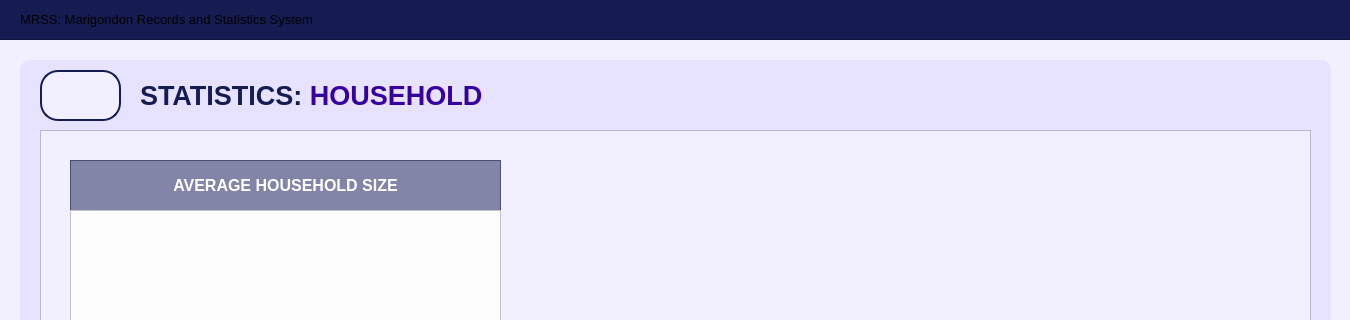
First picture: the form in UI/MainPages/StatisticPages/household.ui, repository Yohhannn/Barangay-Records-Statistics-System, before the edit; both pictures show x 0 to 1350 and y 0 to 320 of the 1350 by 850 pixel window.
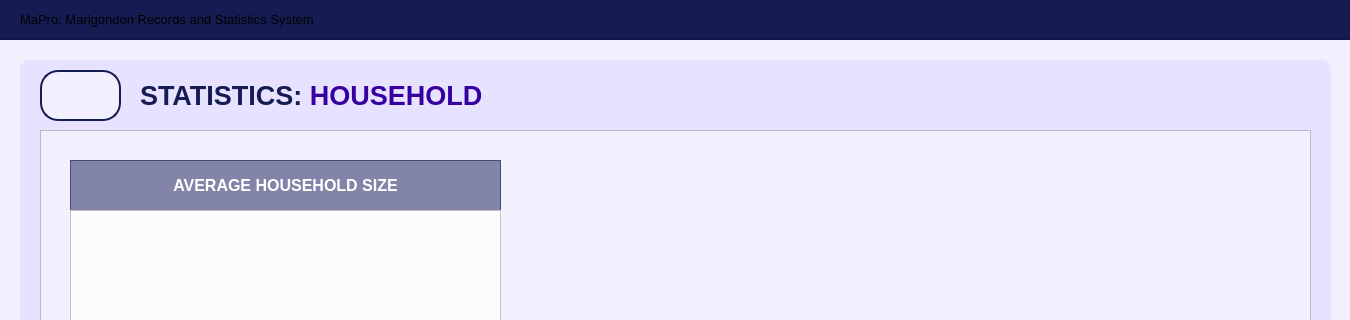
Second picture: the form after the edit. Icons and pictures are not drawn.

What changed in the file:
```diff
--- a/UI/MainPages/StatisticPages/household.ui
+++ b/UI/MainPages/StatisticPages/household.ui
@@ -75,7 +75,7 @@
 </string>
     </property>
     <property name="text">
-     <string>MRSS: Marigondon Records and Statistics System</string>
+     <string>MaPro: Marigondon Records and Statistics System</string>
     </property>
     <property name="alignment">
      <set>Qt::AlignmentFlag::AlignLeading|Qt::AlignmentFlag::AlignLeft|Qt::AlignmentFlag::AlignVCenter</set>
```
